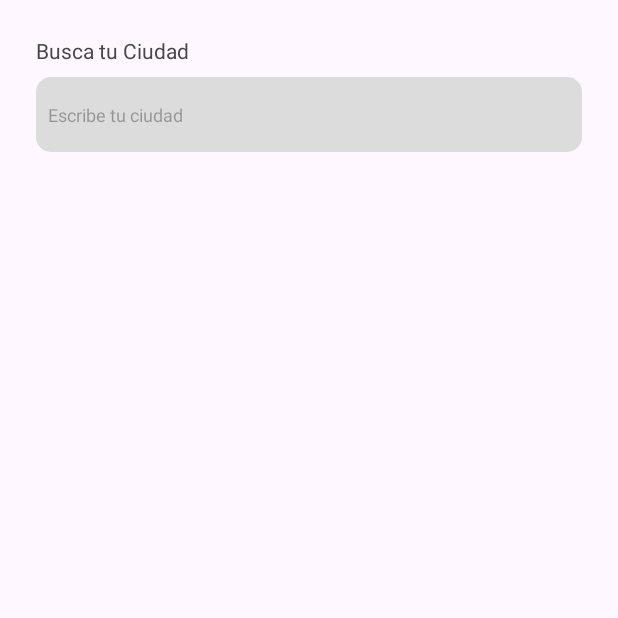
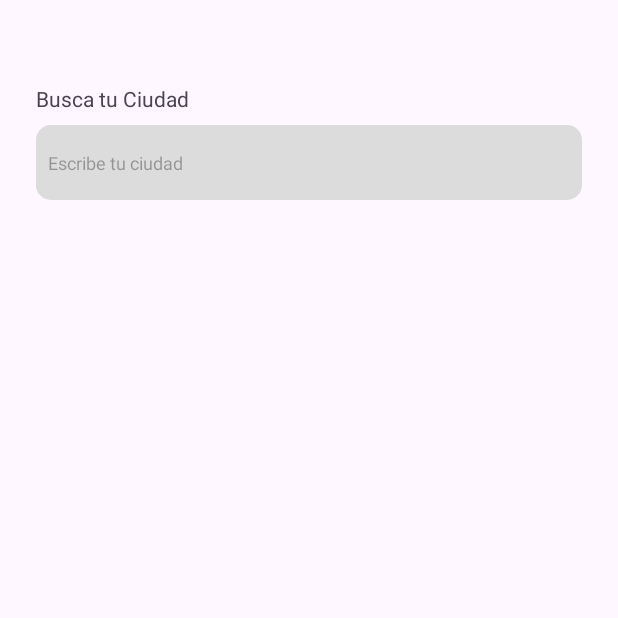
Before and after one commit to DanyMeza/OpenWeatherMap, an Android app: the CityListActivity screen opened directly, with no data from a screen before it, on a phone screen of 412 x 824 dp, the top half of it. Run offline under Robolectric (Android 15) with nearby library versions, the light colour scheme and no system bars.

Commit message:
Final commit

```diff
--- a/app/src/main/java/meza/jonathan/openweathermap/Activity/CityListActivity.kt
+++ b/app/src/main/java/meza/jonathan/openweathermap/Activity/CityListActivity.kt
@@ -1,10 +1,12 @@
 package meza.jonathan.openweathermap.Activity
 
+import android.graphics.Color
 import androidx.appcompat.app.AppCompatActivity
 import android.os.Bundle
 import android.text.Editable
 import android.text.TextWatcher
 import android.view.View
+import android.view.WindowManager
 import androidx.activity.viewModels
 import androidx.recyclerview.widget.LinearLayoutManager
 import meza.jonathan.openweathermap.Adapter.CityAdapter
@@ -25,6 +27,11 @@ class CityListActivity : AppCompatActivity() {
         super.onCreate(savedInstanceState)
         binding = ActivityCityListBinding.inflate(layoutInflater)
         setContentView(binding.root)
+
+        window.apply {
+            addFlags(WindowManager.LayoutParams.FLAG_DRAWS_SYSTEM_BAR_BACKGROUNDS)
+            statusBarColor = Color.TRANSPARENT
+        }
 
         binding.apply {
             cityEdit.addTextChangedListener(object : TextWatcher {
--- a/app/src/main/java/meza/jonathan/openweathermap/Adapter/CityAdapter.kt
+++ b/app/src/main/java/meza/jonathan/openweathermap/Adapter/CityAdapter.kt
@@ -28,10 +28,11 @@ class CityAdapter : RecyclerView.Adapter<CityAdapter.ViewHolder>() {
 
     override fun onBindViewHolder(holder: CityAdapter.ViewHolder, position: Int) {
         val binding = CityViewholderBinding.bind(holder.itemView)
+        binding.cityTxt.text = differ.currentList[position].name
         binding.root.setOnClickListener {
             val intent = Intent(binding.root.context, MainActivity::class.java)
             intent.putExtra("lat", differ.currentList[position].lat)
-            intent.putExtra("lng", differ.currentList[position].lon)
+            intent.putExtra("lon", differ.currentList[position].lon)
             intent.putExtra("name", differ.currentList[position].name)
             binding.root.context.startActivity(intent)
         }
--- a/app/src/main/res/layout/activity_city_list.xml
+++ b/app/src/main/res/layout/activity_city_list.xml
@@ -12,6 +12,7 @@
         android:id="@+id/textView"
         android:layout_width="match_parent"
         android:layout_height="wrap_content"
+        android:layout_marginTop="32dp"
         android:text="Busca tu Ciudad" />
 
     <EditText
```
Also changed, not shown: app/src/main/java/meza/jonathan/openweathermap/Activity/MainActivity.kt (+14 -3 lines).
